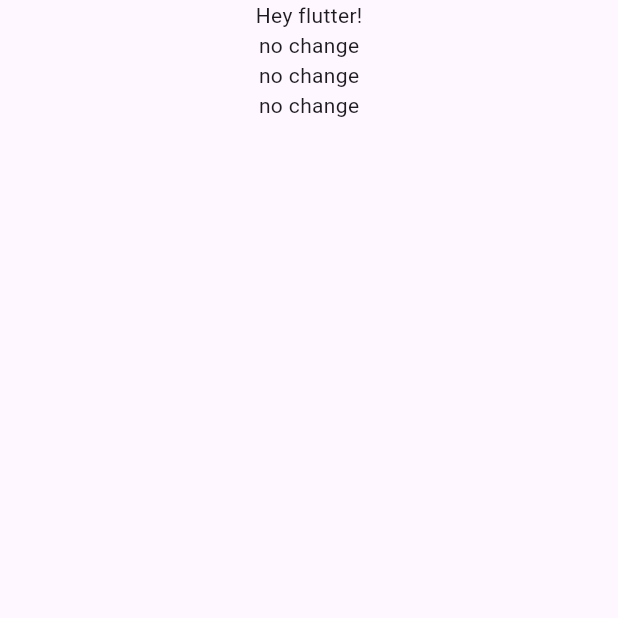
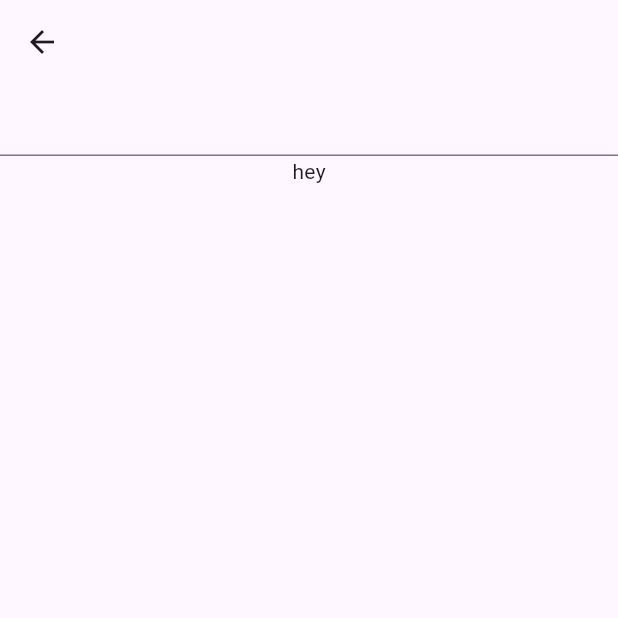
Before and after one commit to harsh082ip/riverpod-provider-example, a Flutter app: the screen it shows after launch, after a tap on "next page", on a phone screen of 412 x 824 dp, the top half of it. Run offline on Flutter 3.47's test engine with Material 3 defaults, Android fonts, the phone set to English and light mode, and no system bars; our stand-ins replace flutter_riverpod, riverpod.

Commit message:
code updated

```diff
--- a/lib/main.dart
+++ b/lib/main.dart
@@ -1,12 +1,26 @@
 import 'package:flutter/material.dart';
 import 'package:flutter_riverpod/flutter_riverpod.dart';
 import 'package:riverpod/riverpod.dart';
+import 'package:riverpod_provider/user.dart';
 
 final nameProvider = Provider<String>((ref) {
   return 'Hey flutter!';
 });
 // this is a normal provider, we cannot change its val, to change any provider val, we have a diff.
 // provider called StateProvider
+// this provider can have a string or a null value
+final nameProvider2 = StateProvider<String?>((ref) {
+  return null;
+});
+// StateProvider is good for small values but for values like classes
+// we'll use a combination of StateNotifier and StateNotifierProvider
+final userProvider3 =
+    StateNotifierProvider<UserNotifier, User>((ref) => UserNotifier());
+
+void changeNameProvider(WidgetRef ref, String value) {
+  // ref.read(nameProvider2.notifier).update((state) => value);
+  ref.read(userProvider3.notifier).updateName(value);
+}
 
 void main() {
   runApp(
@@ -34,15 +48,18 @@ class Home extends ConsumerWidget {
 
   @override
   Widget build(BuildContext context, WidgetRef ref) {
-    final name = ref.watch(nameProvider);
+    final user = ref.watch(userProvider3);
     return Scaffold(
       appBar: AppBar(),
       body: Column(children: [
-        Text(name),
+        // TextField(
+        //   onSubmitted: (value) => changeNameProvider(ref, value),
+        // ),
+        Text(user.name),
         ElevatedButton(
             onPressed: () {
-              Navigator.push(
-                  context, MaterialPageRoute(builder: (context) => NextPage()));
+              Navigator.push(context,
+                  MaterialPageRoute(builder: (context) => StExample()));
             },
             child: Text("next page"))
       ]),
@@ -63,7 +80,7 @@ class NextPage extends StatelessWidget {
             // ref.watch() is preferred over ref.read(), coz ref.watch() constantly looks,
             // if the provider data is changed!!!
             final name = ref.watch(nameProvider);
-            final name2 = ref.read(nameProvider);
+            final name2 = ref.read(nameProvider2) ?? '';
             return Center(
               child: Text(name2),
             );
@@ -76,3 +93,31 @@ class NextPage extends StatelessWidget {
     );
   }
 }
+
+//example with a Stateful widget
+class StExample extends ConsumerStatefulWidget {
+  const StExample({super.key});
+
+  @override
+  ConsumerState<StExample> createState() => _StExampleState();
+}
+
+class _StExampleState extends ConsumerState<StExample> {
+  // here we do not need to explicitly define WdgetRef in build method,
+  // this ConsumerState already has it
+  // we can use it anywhere
+
+  @override
+  Widget build(BuildContext context) {
+    // accessing a provider using a consumer widget has no change
+    return Scaffold(
+      appBar: AppBar(),
+      body: Column(children: [
+        TextField(
+          onSubmitted: (value) => changeNameProvider(ref, value),
+        ),
+        Text(ref.watch(userProvider3).name)
+      ]),
+    );
+  }
+}
```
Also changed, not shown: lib/user.dart (added, +69 -0 lines).
